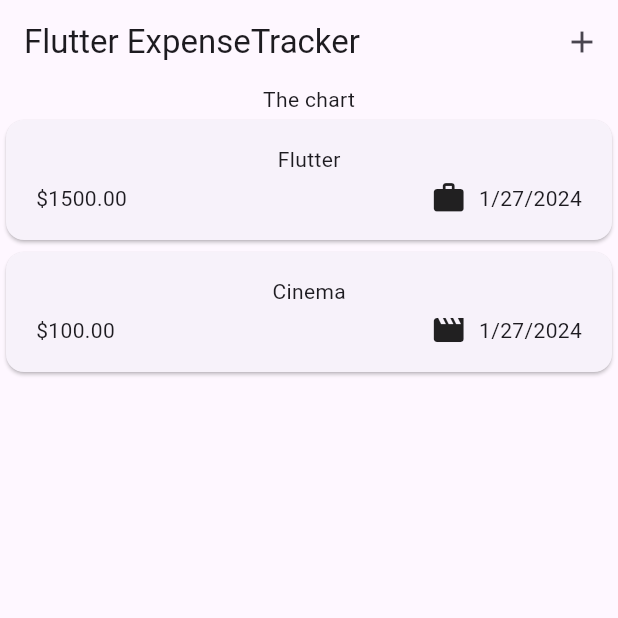
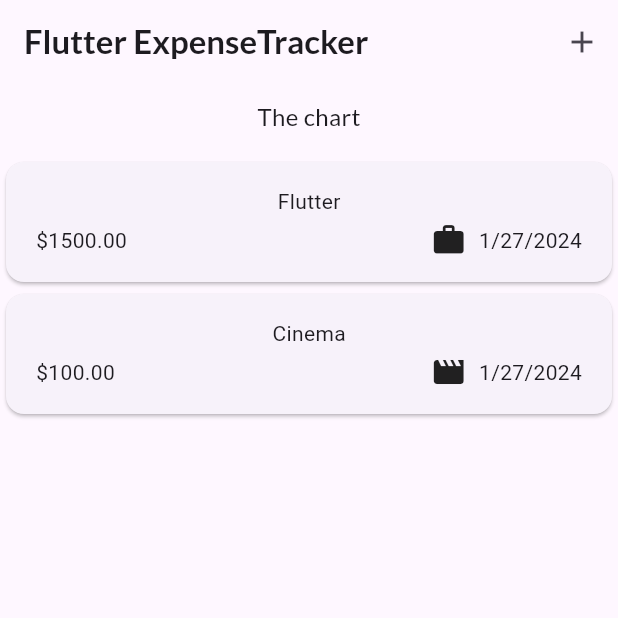
Before and after one commit to davidkalipe/Expend-Tracker, a Flutter app: the screen it shows after launch, on a phone screen of 412 x 824 dp, the top half of it. Run offline on Flutter 3.47's test engine with Material 3 defaults, Android fonts, the phone set to English and light mode, and no system bars; our stand-ins replace gap, google_fonts.

Commit message:
some update on newExpense modal

```diff
--- a/lib/main.dart
+++ b/lib/main.dart
@@ -3,5 +3,6 @@ import 'package:flutter/material.dart';
 
 void main() => runApp(MaterialApp(
   theme: ThemeData(useMaterial3: true),
+      debugShowCheckedModeBanner: false,
       home: const Expenses(),
     ));
--- a/lib/screens/expenses.dart
+++ b/lib/screens/expenses.dart
@@ -1,6 +1,7 @@
 import 'package:expense_tracker/widget/expenses_list.dart';
 import 'package:expense_tracker/widget/new_expense.dart';
 import 'package:flutter/material.dart';
+import 'package:google_fonts/google_fonts.dart';
 
 import '../models/expense.dart';
 
@@ -27,29 +28,39 @@ class _ExpensesState extends State<Expenses> {
     )
   ];
 
-  _openAddExpenseOverlay(){
+  _openAddExpenseOverlay() {
     showModalBottomSheet(
-        context: context,
-        builder: (ctx) => const NewExpense());
+        context: context, builder: (ctx) => const NewExpense());
   }
 
   @override
   Widget build(BuildContext context) {
     return Scaffold(
       appBar: AppBar(
-        title: const Text("Flutter ExpenseTracker"),
+        title: Text(
+          "Flutter ExpenseTracker",
+          style: GoogleFonts.lato(fontWeight: FontWeight.bold),
+        ),
         actions: [
           IconButton(
             onPressed: _openAddExpenseOverlay,
-            icon: const Icon(Icons.add),)
+            icon: const Icon(Icons.add),
+          )
         ],
       ),
       body: Column(
         children: [
           //Toolbar with the Add button => Row
-          const Text('The chart'),
+          Container(
+            padding: const EdgeInsets.only(bottom: 15, top: 10),
+            child: Text(
+              'The chart',
+              style:
+                  GoogleFonts.lato(fontWeight: FontWeight.normal, fontSize: 16),
+            ),
+          ),
           Expanded(
-              child: ExpensesList(expenses: _registeredExpenses),
+            child: ExpensesList(expenses: _registeredExpenses),
           )
         ],
       ),
--- a/pubspec.yaml
+++ b/pubspec.yaml
@@ -38,6 +38,7 @@ dependencies:
   uuid: ^4.2.2
   gap: ^3.0.1
   intl: ^0.19.0
+  google_fonts: ^6.1.0
 
 dev_dependencies:
   flutter_test:
```
Also changed, not shown: lib/widget/new_expense.dart (+13 -4 lines), pubspec.lock, 1 other file.
